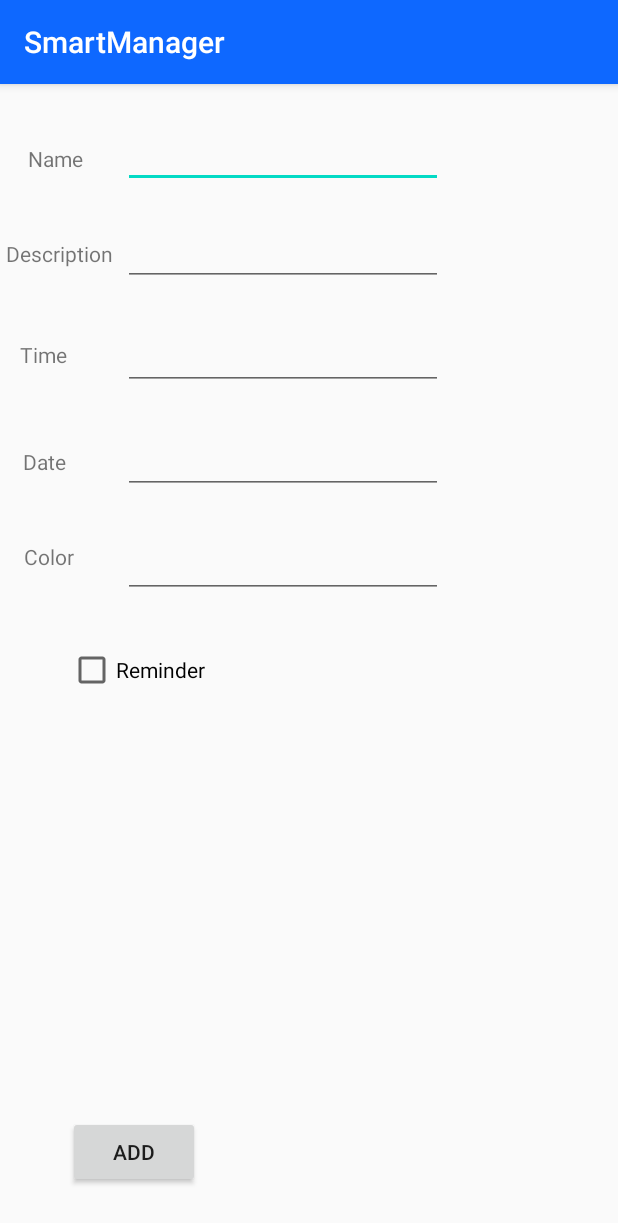
After one commit to D3deR/SmartManager, an Android app: the AddActivity screen opened directly, with no data from a screen before it, on a phone screen of 412 x 824 dp. The commit adds this screen. Shown: the top 1223 px of the screen. Run offline under Robolectric (Android 15) with nearby library versions, the phone set to English and light mode, and no system bars; our stand-ins replace Firebase (no records; nobody signed in at launch, a user with empty details on screens opened directly).

```diff
--- a/app/build.gradle
+++ b/app/build.gradle
@@ -46,6 +46,7 @@ dependencies {
     implementation 'androidx.navigation:navigation-fragment-ktx:2.3.1'
     implementation 'androidx.navigation:navigation-ui-ktx:2.3.1'
     implementation 'com.google.firebase:firebase-auth:16.0.5'
+    implementation 'com.google.firebase:firebase-database-ktx:19.5.1'
     testImplementation 'junit:junit:4.12'
     androidTestImplementation 'androidx.test.ext:junit:1.1.2'
     androidTestImplementation 'androidx.test.espresso:espresso-core:3.3.0'
--- a/app/src/main/java/com/example/smartmanager/model/Activity.kt
+++ b/app/src/main/java/com/example/smartmanager/model/Activity.kt
@@ -1,7 +1,4 @@
 package com.example.smartmanager.model
 
-import java.sql.Date
-import java.sql.Time
-
-data class Activity(val id:String, val activityName:String,val description:String, val startTime:Time, val date:Date, val color:String, val reminder:Int, val completed:Int){
+data class Activity(val id:String?="", val activityName:String?="",val description:String?="", val startTime:String?="", val date:String?="", val color:String?="", val reminder:Int=0, val completed:Int=0){
 }
--- /dev/null
+++ b/app/src/main/res/layout/activity_add.xml
@@ -0,0 +1,152 @@
+<?xml version="1.0" encoding="utf-8"?>
+<androidx.constraintlayout.widget.ConstraintLayout xmlns:android="http://schemas.android.com/apk/res/android"
+    xmlns:app="http://schemas.android.com/apk/res-auto"
+    xmlns:tools="http://schemas.android.com/tools"
+    android:layout_width="match_parent"
+    android:layout_height="match_parent"
+    tools:context=".AddActivity">
+
+    <EditText
+        android:id="@+id/editTextActivityName"
+        android:layout_width="wrap_content"
+        android:layout_height="wrap_content"
+        android:layout_marginTop="24dp"
+        android:autofillHints="Name"
+        android:ems="10"
+        android:inputType="textPersonName"
+        app:layout_constraintEnd_toEndOf="parent"
+        app:layout_constraintHorizontal_bias="0.412"
+        app:layout_constraintStart_toStartOf="parent"
+        app:layout_constraintTop_toTopOf="parent" />
+
+    <TextView
+        android:id="@+id/textView2"
+        android:layout_width="wrap_content"
+        android:layout_height="wrap_content"
+        android:layout_marginTop="40dp"
+        android:text="Name"
+        app:layout_constraintEnd_toStartOf="@+id/editTextActivityName"
+        app:layout_constraintHorizontal_bias="0.413"
+        app:layout_constraintStart_toStartOf="parent"
+        app:layout_constraintTop_toTopOf="parent" />
+
+    <EditText
+        android:id="@+id/editTextActivityDescription"
+        android:layout_width="wrap_content"
+        android:layout_height="wrap_content"
+        android:layout_marginTop="20dp"
+        android:autofillHints="Description"
+        android:ems="10"
+        android:inputType="textPersonName"
+        app:layout_constraintEnd_toEndOf="parent"
+        app:layout_constraintHorizontal_bias="0.412"
+        app:layout_constraintStart_toStartOf="parent"
+        app:layout_constraintTop_toBottomOf="@+id/editTextActivityName" />
+
+    <TextView
+        android:id="@+id/textView3"
+        android:layout_width="wrap_content"
+        android:layout_height="wrap_content"
+        android:layout_marginTop="44dp"
+        android:text="Description"
+        app:layout_constraintEnd_toStartOf="@+id/editTextActivityDescription"
+        app:layout_constraintHorizontal_bias="0.363"
+        app:layout_constraintStart_toStartOf="parent"
+        app:layout_constraintTop_toBottomOf="@+id/textView2" />
+
+    <EditText
+        android:id="@+id/editTextDate"
+        android:layout_width="wrap_content"
+        android:layout_height="wrap_content"
+        android:layout_marginTop="24dp"
+        android:ems="10"
+        android:inputType="date"
+        app:layout_constraintEnd_toEndOf="parent"
+        app:layout_constraintHorizontal_bias="0.412"
+        app:layout_constraintStart_toStartOf="parent"
+        app:layout_constraintTop_toBottomOf="@+id/editTextTime"
+        android:autofillHints="Date" />
+
+    <TextView
+        android:id="@+id/textView4"
+        android:layout_width="wrap_content"
+        android:layout_height="wrap_content"
+        android:layout_marginTop="52dp"
+        android:layout_marginEnd="24dp"
+        android:text="Date"
+        app:layout_constraintEnd_toStartOf="@+id/editTextDate"
+        app:layout_constraintHorizontal_bias="0.533"
+        app:layout_constraintStart_toStartOf="parent"
+        app:layout_constraintTop_toBottomOf="@+id/textView5" />
+
+    <EditText
+        android:id="@+id/editTextTime"
+        android:layout_width="wrap_content"
+        android:layout_height="wrap_content"
+        android:layout_marginTop="24dp"
+        android:ems="10"
+        android:inputType="time"
+        app:layout_constraintEnd_toEndOf="parent"
+        app:layout_constraintHorizontal_bias="0.412"
+        app:layout_constraintStart_toStartOf="parent"
+        app:layout_constraintTop_toBottomOf="@+id/editTextActivityDescription"
+        android:autofillHints="Time" />
+
+    <TextView
+        android:id="@+id/textView5"
+        android:layout_width="wrap_content"
+        android:layout_height="wrap_content"
+        android:layout_marginTop="48dp"
+        android:layout_marginEnd="24dp"
+        android:text="Time"
+        app:layout_constraintEnd_toStartOf="@+id/editTextTime"
+        app:layout_constraintStart_toStartOf="parent"
+        app:layout_constraintTop_toBottomOf="@+id/textView3" />
+
+    <TextView
+        android:id="@+id/textView6"
+        android:layout_width="wrap_content"
+        android:layout_height="wrap_content"
+        android:layout_marginTop="44dp"
+        android:text="Color"
+        app:layout_constraintEnd_toStartOf="@+id/editTextColor"
+        app:layout_constraintHorizontal_bias="0.328"
+        app:layout_constraintStart_toStartOf="parent"
+        app:layout_constraintTop_toBottomOf="@+id/textView4" />
+
+    <EditText
+        android:id="@+id/editTextColor"
+        android:layout_width="wrap_content"
+        android:layout_height="wrap_content"
+        android:layout_marginTop="24dp"
+        android:ems="10"
+        android:inputType="textPersonName"
+        app:layout_constraintEnd_toEndOf="parent"
+        app:layout_constraintHorizontal_bias="0.412"
+        app:layout_constraintStart_toStartOf="parent"
+        app:layout_constraintTop_toBottomOf="@+id/editTextDate" />
+
+    <CheckBox
+        android:id="@+id/checkBoxReminder"
+        android:layout_width="wrap_content"
+        android:layout_height="wrap_content"
+        android:layout_marginTop="32dp"
+        android:text="Reminder"
+        app:layout_constraintEnd_toEndOf="parent"
+        app:layout_constraintHorizontal_bias="0.141"
+        app:layout_constraintStart_toStartOf="parent"
+        app:layout_constraintTop_toBottomOf="@+id/editTextColor" />
+
+    <Button
+        android:id="@+id/buttonUploadActivity"
+        android:layout_width="wrap_content"
+        android:layout_height="wrap_content"
+        android:layout_marginBottom="32dp"
+        android:text="Add"
+        app:layout_constraintBottom_toBottomOf="parent"
+        app:layout_constraintEnd_toEndOf="parent"
+        app:layout_constraintHorizontal_bias="0.139"
+        app:layout_constraintStart_toStartOf="parent" />
+
+
+</androidx.constraintlayout.widget.ConstraintLayout>
```
Also changed, not shown: app/src/main/AndroidManifest.xml (+11 -5 lines), app/src/main/java/com/example/smartmanager/AddActivity.kt (added, +69 -0 lines), app/src/main/java/com/example/smartmanager/RegisterScreen.kt (+17 -0 lines), app/src/main/java/com/example/smartmanager/db_operations/AddActivityToDB.kt (deleted, +0 -14 lines), app/src/main/java/com/example/smartmanager/ui/home/HomeFragment.kt (+31 -9 lines), app/src/main/res/layout/fragment_home.xml (+5 -4 lines).
